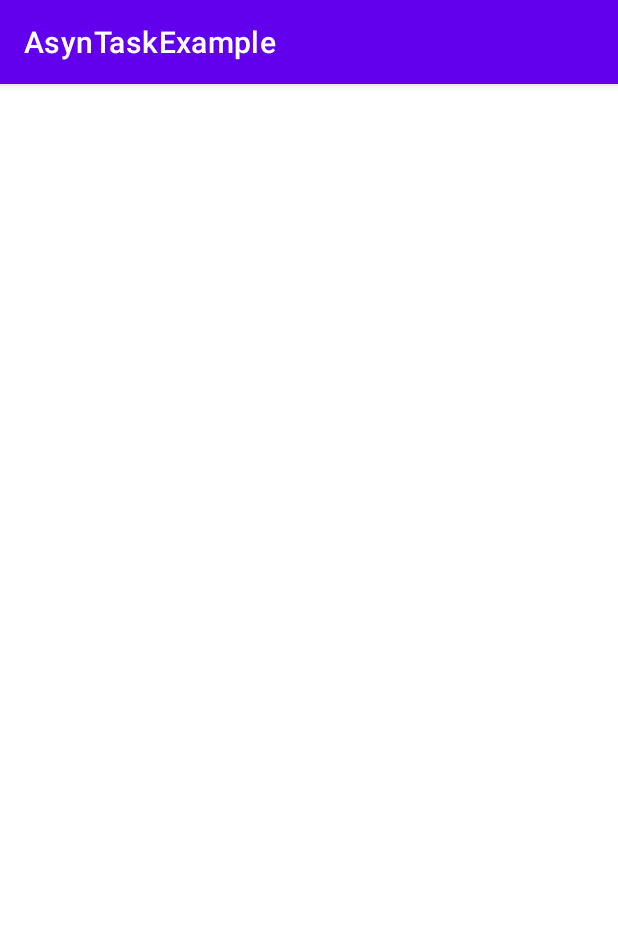
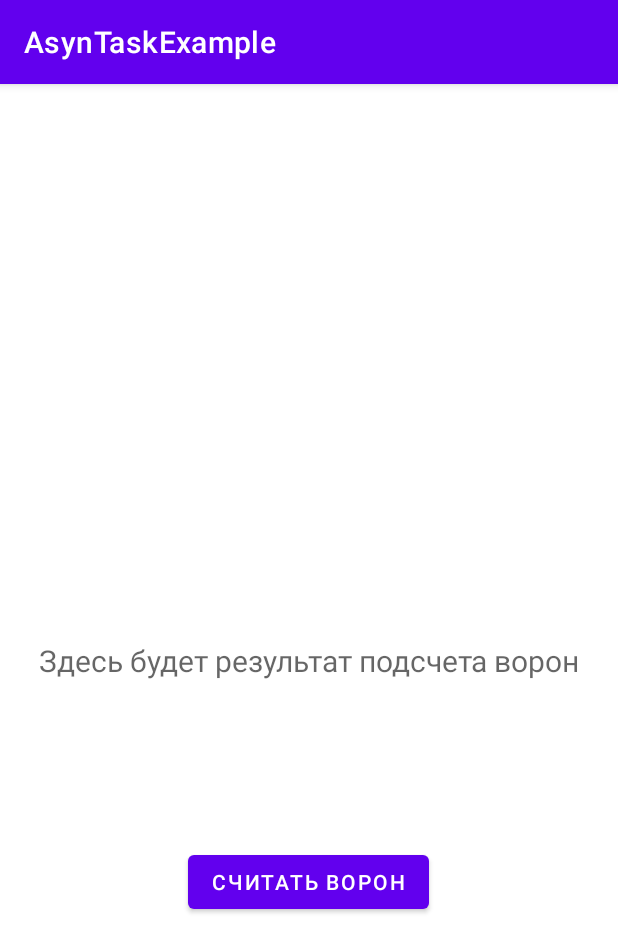
Before and after one commit to Puzikovsa/AsynTaskExample, an Android app: the ThreadExample screen opened directly, with no data from a screen before it, on a phone screen of 412 x 824 dp. Shown: the top 952 px of the screen. Run offline under Robolectric (Android 15) with nearby library versions, the phone set to English and light mode, and no system bars.

```diff
--- a/app/src/main/res/layout/activity_thread_example.xml
+++ b/app/src/main/res/layout/activity_thread_example.xml
@@ -6,4 +6,28 @@
     android:layout_height="match_parent"
     tools:context=".ThreadExample">
 
+    <TextView
+        android:id="@+id/textViewInfo"
+        android:layout_width="wrap_content"
+        android:layout_height="wrap_content"
+        android:textSize="20dp"
+        android:gravity="center"
+        android:hint="@string/tv_thread_hint"
+        app:layout_constraintBottom_toBottomOf="parent"
+        app:layout_constraintEnd_toEndOf="parent"
+        app:layout_constraintStart_toStartOf="parent"
+        app:layout_constraintTop_toTopOf="parent" />
+
+    <Button
+        android:id="@+id/button"
+        android:layout_width="wrap_content"
+        android:layout_height="wrap_content"
+        android:onClick="onClick"
+        android:text="@string/b_thread_start"
+        app:layout_constraintBottom_toBottomOf="parent"
+        app:layout_constraintEnd_toEndOf="parent"
+        app:layout_constraintHorizontal_bias="0.498"
+        app:layout_constraintStart_toStartOf="parent"
+        app:layout_constraintTop_toBottomOf="@+id/textViewInfo"
+        app:layout_constraintVertical_bias="0.342" />
 </androidx.constraintlayout.widget.ConstraintLayout>
--- a/app/src/main/res/values/strings.xml
+++ b/app/src/main/res/values/strings.xml
@@ -3,4 +3,6 @@
     <string name="b_go_asyncTaskExample">go AsyncTaskExample</string>
     <string name="b_start">ЗАПУСКАЕМ</string>
     <string name="b_go_threadExample">go to tread</string>
+    <string name="tv_thread_hint">Здесь будет результат подсчета ворон</string>
+    <string name="b_thread_start">Считать ворон</string>
 </resources>
```
Also changed, not shown: app/src/main/java/ru/synergy/asyntaskexample/ThreadExample.java (+27 -0 lines).
